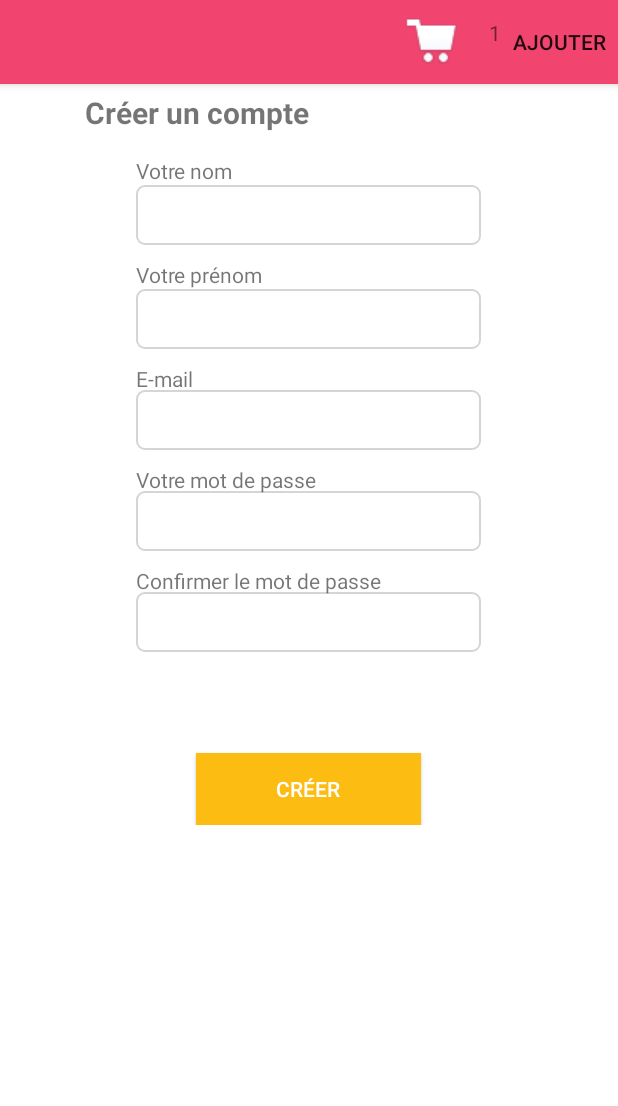
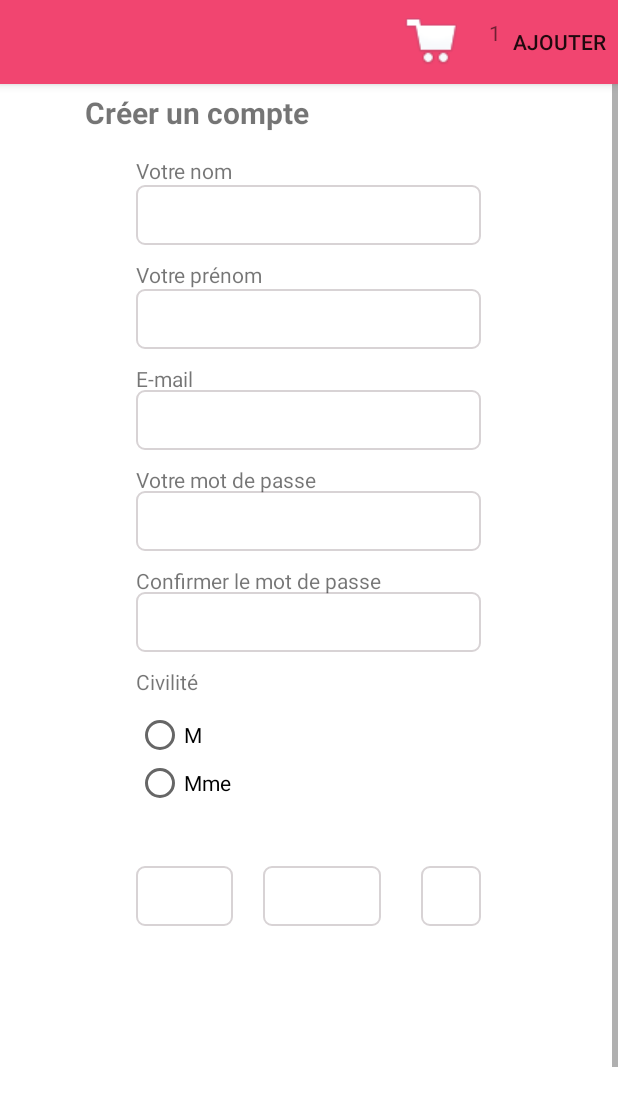
Before and after one commit to Deep21/Ecommerce, an Android app: the screen it shows after launch (MainActivity), after a tap on "Créer un compte", on a phone screen of 412 x 824 dp. Shown: the top 1106 px of the screen. Run offline under Robolectric (Android 15) with nearby library versions, the phone set to English and light mode, and no system bars; our stand-ins replace ButterKnife; libraries missing offline, so code that uses them is left out: com.devspark.appmsg, com.octo.android, de.greenrobot.event, roboguice.util.temp; 5 statements that could not run were skipped.

```diff
--- a/app/build.gradle
+++ b/app/build.gradle
@@ -40,6 +40,7 @@ dependencies {
     compile 'com.jakewharton:butterknife:6.1.0'
     compile 'com.github.johnkil.android-appmsg:appmsg:1.2.0'
     compile 'de.greenrobot:greendao:1.3.7'
+    compile 'com.doomonafireball.betterpickers:library:1.5.5'
     compile files('libs/PayPalAndroidSDK-2.9.1.jar')
 //
 //    compile 'de.greenrobot:DaoGenerator:1.3.0'
--- a/app/src/main/java/dw/fdb/com/fdbapp/fragments/CustomerCreateFragment.java
+++ b/app/src/main/java/dw/fdb/com/fdbapp/fragments/CustomerCreateFragment.java
@@ -2,6 +2,7 @@ package dw.fdb.com.fdbapp.fragments;
 
 import android.app.Activity;
 import android.os.Bundle;
+import android.util.Log;
 import android.view.LayoutInflater;
 import android.view.Menu;
 import android.view.MenuInflater;
@@ -67,10 +68,10 @@ public class CustomerCreateFragment extends BaseFragment {
     private Customer getCustomer() {
         Customer customer = new Customer();
         customer.setFirstname(nom.getText().toString());
-        customer.setFirstname(prenom.getText().toString());
-        customer.setFirstname(email.getText().toString());
-        customer.setFirstname(pwd.getText().toString());
-        customer.setFirstname(pwd_confirm.getText().toString());
+        customer.setLastname(prenom.getText().toString());
+        customer.setEmail(email.getText().toString());
+        customer.setPwd(pwd.getText().toString());
+        customer.setPwdconfirmed(pwd_confirm.getText().toString());
         return customer;
     }
 
@@ -107,16 +108,17 @@ public class CustomerCreateFragment extends BaseFragment {
 
         @Override
         public void onRequestFailure(SpiceException e) {
-            System.out.println(e);
+
 
         }
 
         @Override
         public void onRequestSuccess(Customer customer) {
-            if (customer.getCode() == 201) {
-                System.out.println("ok");
-                fragmentListner.removeFragment(CustomerCreateFragment.this);
-            }
+            Log.e("CustomerCreateFragment", "" + customer);
+//            if (customer.getCode() == 201) {
+//                System.out.println("ok");
+//                fragmentListner.removeFragment(CustomerCreateFragment.this);
+//            }
 
         }
 
--- a/app/src/main/java/dw/fdb/com/fdbapp/request/CustomerCreateRequest.java
+++ b/app/src/main/java/dw/fdb/com/fdbapp/request/CustomerCreateRequest.java
@@ -1,17 +1,16 @@
 package dw.fdb.com.fdbapp.request;
 
-
-import com.octo.android.robospice.request.retrofit.RetrofitSpiceRequest;
 
 import dw.fdb.com.fdbapp.model.Customer;
 import dw.fdb.com.fdbapp.ws.WSCustomer;
 
-public class CustomerCreateRequest extends RetrofitSpiceRequest<Customer, WSCustomer> {
+public class CustomerCreateRequest extends BaseRequest<Customer, WSCustomer> {
     Customer customer;
 
     public CustomerCreateRequest(Customer customer) {
         super(Customer.class, WSCustomer.class);
         this.customer = customer;
+
     }
 
     public CustomerCreateRequest() {
@@ -21,13 +20,7 @@ public class CustomerCreateRequest extends RetrofitSpiceRequest<Customer, WSCust
 
     @Override
     public Customer loadDataFromNetwork() throws Exception {
-		try {
         return getService().createCustomerAccount(customer);
-		} catch (Exception e) {
-
-		}
-		return null;
-
     }
 
     public String createCacheKey() {
@@ -35,5 +28,4 @@ public class CustomerCreateRequest extends RetrofitSpiceRequest<Customer, WSCust
     }
 
 
-
 }
--- a/app/src/main/res/layout/create_account_fragment.xml
+++ b/app/src/main/res/layout/create_account_fragment.xml
@@ -6,17 +6,17 @@
 
     <RelativeLayout
         android:layout_width="match_parent"
-        android:layout_height="494dp">
+        android:layout_height="900dp">
 
         <EditText
             android:id="@+id/prenom"
             style="@style/editText"
             android:layout_width="230dp"
             android:layout_height="40dp"
-            android:ems="10"
+            android:layout_alignLeft="@+id/nom"
+            android:layout_alignStart="@+id/nom"
             android:layout_below="@+id/lbl_prenom"
-            android:layout_alignLeft="@+id/nom"
-            android:layout_alignStart="@+id/nom">
+            android:ems="10">
 
             <requestFocus />
         </EditText>
@@ -26,9 +26,9 @@
             style="@style/editText"
             android:layout_width="230dp"
             android:layout_height="40dp"
-            android:ems="10"
             android:layout_below="@+id/lbl_nom"
-            android:layout_centerHorizontal="true" />
+            android:layout_centerHorizontal="true"
+            android:ems="10" />
 
         <EditText
             android:id="@+id/email"
@@ -94,10 +94,10 @@
             style="@style/h1"
             android:layout_width="wrap_content"
             android:layout_height="wrap_content"
-            android:text="@string/create_account"
+            android:layout_alignEnd="@+id/lbl_pwd"
             android:layout_alignParentTop="true"
             android:layout_alignRight="@+id/lbl_pwd"
-            android:layout_alignEnd="@+id/lbl_pwd" />
+            android:text="@string/create_account" />
 
         <TextView
             android:id="@+id/lbl_pwd_confirm"
@@ -118,14 +118,90 @@
             android:text="Votre mot de passe" />
 
         <Button
+            android:id="@+id/save"
+            style="@style/btn_yellow"
             android:layout_width="wrap_content"
             android:layout_height="wrap_content"
-            android:text="Créer"
-            android:id="@+id/save"
-            style="@style/btn_yellow"
             android:layout_alignParentBottom="true"
             android:layout_centerHorizontal="true"
-            android:layout_marginBottom="23dp" />
+            android:layout_marginBottom="23dp"
+            android:text="Créer" />
+
+        <RadioGroup
+            android:layout_alignLeft="@+id/civilite"
+            android:layout_below="@+id/civilite"
+            android:layout_marginTop="10dp"
+            android:id="@+id/radioSex"
+            android:layout_width="wrap_content"
+            android:layout_height="wrap_content">
+            <RadioButton
+                android:id="@+id/m"
+                android:layout_width="wrap_content"
+                android:layout_height="wrap_content"
+                android:checked="false"
+                android:text="M"
+                android:layout_centerVertical="true"
+   />
+
+            <RadioButton
+                android:id="@+id/mme"
+                android:layout_width="wrap_content"
+                android:layout_height="wrap_content"
+                android:checked="false"
+                android:text="Mme"
+                android:layout_centerVertical="true"
+                android:layout_centerHorizontal="true" />
+        </RadioGroup>
+
+        <TextView
+            android:id="@+id/civilite"
+            android:layout_width="wrap_content"
+            android:layout_height="wrap_content"
+            android:layout_alignLeft="@+id/pwd_confirm"
+            android:layout_alignStart="@+id/pwd_confirm"
+            android:layout_below="@+id/pwd_confirm"
+            android:layout_marginTop="10dp"
+            android:text="Civilité"
+            android:textAppearance="?android:attr/textAppearanceSmall" />
+
+        <EditText
+            style="@style/editText"
+            android:id="@+id/editText"
+            android:layout_width="230dp"
+            android:layout_height="40dp"
+            android:layout_marginTop="39dp"
+            android:ems="10"
+            android:inputType="textPassword"
+            android:layout_below="@+id/radioSex"
+            android:layout_alignLeft="@+id/radioSex"
+            android:layout_alignStart="@+id/radioSex"
+            android:layout_alignRight="@+id/lbl_nom"
+            android:layout_alignEnd="@+id/lbl_nom" />
+
+        <EditText
+            style="@style/editText"
+            android:id="@+id/editText2"
+            android:layout_width="230dp"
+            android:layout_height="40dp"
+            android:ems="10"
+            android:inputType="textPassword"
+            android:layout_alignTop="@+id/editText"
+            android:layout_toRightOf="@+id/lbl_prenom"
+            android:layout_alignRight="@+id/lbl_pwd_confirm"
+            android:layout_alignEnd="@+id/lbl_pwd_confirm" />
+
+        <EditText
+            style="@style/editText"
+            android:id="@+id/editText3"
+            android:layout_width="230dp"
+            android:layout_height="40dp"
+            android:ems="10"
+            android:inputType="textPassword"
+            android:layout_alignTop="@+id/editText2"
+            android:layout_toRightOf="@+id/save"
+            android:layout_alignRight="@+id/pwd_confirm"
+            android:layout_alignEnd="@+id/pwd_confirm" />
+
 
     </RelativeLayout>
 
--- a/app/src/main/res/layout/product_detail_scroll_view.xml
+++ b/app/src/main/res/layout/product_detail_scroll_view.xml
@@ -26,7 +26,9 @@
                     android:layout_width="fill_parent"
                     android:layout_height="230dp"
                     android:layout_gravity="center"
-                    android:background="@color/white"></dw.fdb.com.fdbapp.views.SmartViewPager>
+                    android:background="@color/white">
+
+                </dw.fdb.com.fdbapp.views.SmartViewPager>
 
                 <com.viewpagerindicator.CirclePageIndicator
                     android:id="@+id/circle_indicator"
--- a/app/src/main/res/layout/product_list_fragment.xml
+++ b/app/src/main/res/layout/product_list_fragment.xml
@@ -3,11 +3,13 @@
     android:layout_height="fill_parent"
     android:orientation="vertical">
 
-    <com.ecommerce.views.EndlessListView
+    <dw.fdb.com.fdbapp.views.EndlessListView
         android:id="@android:id/list"
         android:layout_width="fill_parent"
         android:layout_height="fill_parent"
-        android:layout_below="@+id/mLlayout1"></com.ecommerce.views.EndlessListView>
+        android:layout_below="@+id/mLlayout1">
+
+    </dw.fdb.com.fdbapp.views.EndlessListView>
 
     <RelativeLayout
         android:id="@+id/mLlayout1"
```
Lines whose indentation alone changed are shown as unchanged.
